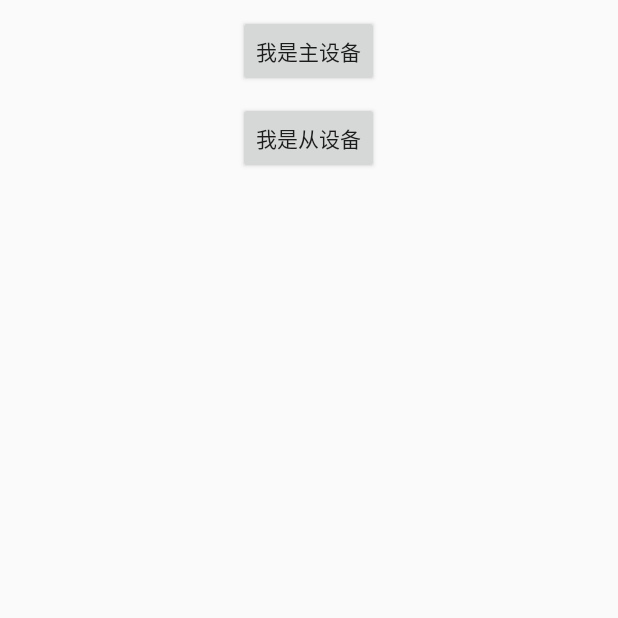
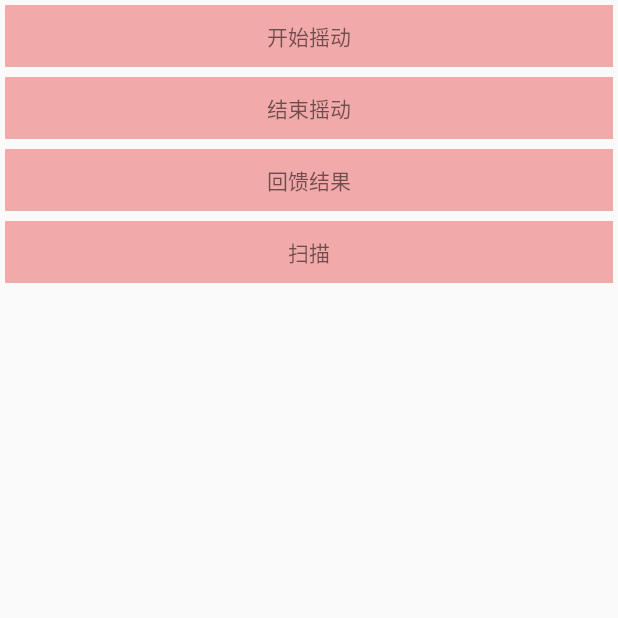
Before and after one commit to HaoFeiWang/DemoList, an Android app: the SensorActivity screen opened directly, with no data from a screen before it, on a phone screen of 412 x 824 dp, the top half of it. Run offline under Robolectric (Android 15) with nearby library versions, the light colour scheme and no system bars.

Commit message:
Ble面向广播协议

```diff
--- a/app/src/main/AndroidManifest.xml
+++ b/app/src/main/AndroidManifest.xml
@@ -1,6 +1,8 @@
 <?xml version="1.0" encoding="utf-8"?>
 <manifest xmlns:android="http://schemas.android.com/apk/res/android"
     package="com.whf.demolist">
+
+    <uses-feature android:name="android.hardware.type.watch" />
 
     <uses-permission android:name="android.permission.INTERNET" />
     <uses-permission android:name="android.permission.READ_EXTERNAL_STORAGE" />
--- a/app/src/main/java/com/whf/demolist/sensor/SensorActivity.java
+++ b/app/src/main/java/com/whf/demolist/sensor/SensorActivity.java
@@ -1,8 +1,13 @@
 package com.whf.demolist.sensor;
 
 
+import android.Manifest;
+import android.content.pm.PackageManager;
+import android.os.Build;
+import android.support.annotation.NonNull;
 import android.support.v7.app.AppCompatActivity;
 import android.os.Bundle;
+import android.util.Log;
 import android.view.View;
 import android.widget.Toast;
 
@@ -12,14 +17,21 @@ public class SensorActivity extends AppCompatActivity implements View.OnClickLis
 
     private static final String TAG = "SENSOR_TAG_" + SensorActivity.class.getSimpleName();
 
+    private static final int PERMISSION_CODE = 60;
+
     private ShakeManager shakeManager;
+    private BleManager bleManager;
 
     @Override
     protected void onCreate(Bundle savedInstanceState) {
         super.onCreate(savedInstanceState);
         setContentView(R.layout.activity_sensor);
+        checkPermission();
+    }
 
-        findViewById(R.id.btn_main).setOnClickListener(this);
+    public void init() {
+        findViewById(R.id.btn_start_shake).setOnClickListener(this);
+        findViewById(R.id.btn_stop_shake).setOnClickListener(this);
         findViewById(R.id.btn_secondary).setOnClickListener(this);
 
         shakeManager = ShakeManager.getInstance(this);
@@ -35,6 +47,8 @@ public class SensorActivity extends AppCompatActivity implements View.OnClickLis
                 Toast.makeText(SensorActivity.this, "停止了", Toast.LENGTH_SHORT).show();
             }
         });
+
+        bleManager = BleManager.getInstance(this);
     }
 
     @Override
@@ -48,8 +62,13 @@ public class SensorActivity extends AppCompatActivity implements View.OnClickLis
     @Override
     public void onClick(View v) {
         switch (v.getId()) {
-            case R.id.btn_main:
-                startAdvertising();
+            case R.id.btn_start_shake:
+                bleManager.startAdvertise(BleManager.TYPE_START);
+                break;
+            case R.id.btn_stop_shake:
+                bleManager.startAdvertise(BleManager.TYPE_STOP);
+                break;
+            case R.id.btn_response:
                 break;
             case R.id.btn_secondary:
                 startScan();
@@ -57,13 +76,29 @@ public class SensorActivity extends AppCompatActivity implements View.OnClickLis
         }
     }
 
-    private void startAdvertising() {
+    private void checkPermission() {
+        if (Build.VERSION.SDK_INT >= Build.VERSION_CODES.M) {
+            Log.d(TAG, "check self permission");
+            if (checkSelfPermission(Manifest.permission.ACCESS_COARSE_LOCATION) != PackageManager.PERMISSION_GRANTED) {
+                requestPermissions(new String[]{Manifest.permission.ACCESS_COARSE_LOCATION}, PERMISSION_CODE);
+            } else {
+                init();
+            }
+        }
+    }
 
+    @Override
+    public void onRequestPermissionsResult(int requestCode, @NonNull String[] permissions, @NonNull int[] grantResults) {
+        if (requestCode == PERMISSION_CODE){
+            if (grantResults.length > 0 && grantResults[0] == PackageManager.PERMISSION_GRANTED) {
+                init();
+            } else {
+                finish();
+            }
+        }
     }
 
     private void startScan() {
-
+        bleManager.startScan();
     }
-
-
 }
--- a/app/src/main/res/layout/activity_sensor.xml
+++ b/app/src/main/res/layout/activity_sensor.xml
@@ -7,24 +7,45 @@
     android:orientation="vertical"
     tools:context="com.whf.demolist.sensor.SensorActivity">
 
-    <Button
-        android:id="@+id/btn_main"
-        android:layout_width="wrap_content"
+    <TextView
+        android:id="@+id/btn_start_shake"
+        android:layout_width="match_parent"
         android:layout_height="wrap_content"
-        android:layout_marginTop="10dp"
-        android:text="我是主设备" />
-
-    <Button
-        android:id="@+id/btn_secondary"
-        android:layout_width="wrap_content"
-        android:layout_height="wrap_content"
-        android:layout_marginTop="10dp"
-        android:text="我是从设备" />
+        android:padding="10dp"
+        android:layout_margin="3dp"
+        android:background="#f1a9a9"
+        android:gravity="center"
+        android:text="开始摇动" />
 
     <TextView
-        android:id="@+id/tv_info"
-        android:layout_width="wrap_content"
+        android:id="@+id/btn_stop_shake"
+        android:layout_width="match_parent"
         android:layout_height="wrap_content"
-        android:layout_marginTop="10dp" />
+        android:padding="10dp"
+        android:layout_margin="3dp"
+        android:background="#f1a9a9"
+        android:gravity="center"
+        android:text="结束摇动" />
+
+    <TextView
+        android:id="@+id/btn_response"
+        android:layout_width="match_parent"
+        android:layout_height="wrap_content"
+        android:padding="10dp"
+        android:layout_margin="3dp"
+        android:background="#f1a9a9"
+        android:gravity="center"
+        android:text="回馈结果" />
+
+    <TextView
+        android:id="@+id/btn_secondary"
+        android:layout_width="match_parent"
+        android:layout_height="wrap_content"
+        android:padding="10dp"
+        android:layout_margin="3dp"
+        android:background="#f1a9a9"
+        android:gravity="center"
+        android:text="扫描" />
+
 
 </LinearLayout>
```
Also changed, not shown: app/src/main/java/com/whf/demolist/sensor/AdStrategy.java (added, +8 -0 lines), app/src/main/java/com/whf/demolist/sensor/BleManager.java (+335 -61 lines).
